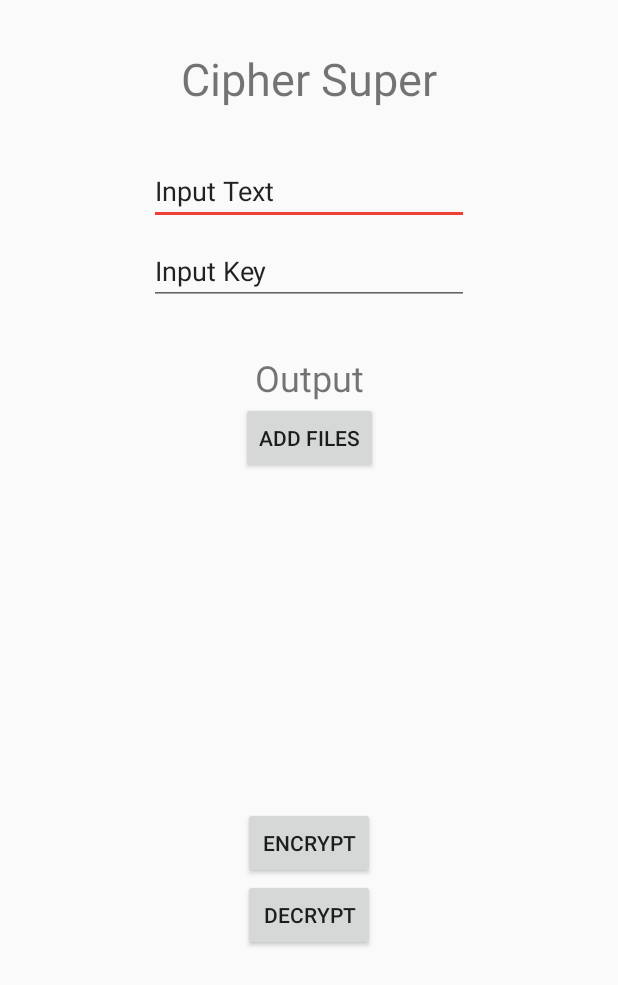
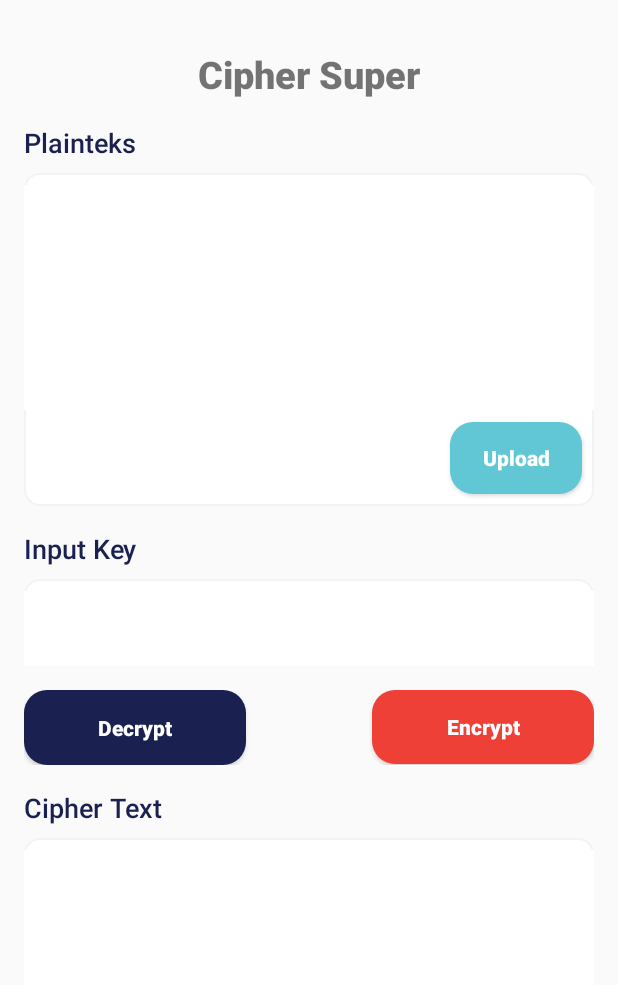
Before and after one commit to rivaldofez/Crypton, an Android app: the CipherSuper screen opened directly, with no data from a screen before it, on a phone screen of 412 x 824 dp. Shown: the top 985 px of the screen. Run offline under Robolectric (Android 15) with nearby library versions, the phone set to English and light mode, and no system bars.

Commit message:
fix frontend cipher super and integrated with backend

```diff
--- a/app/src/main/java/com/example/crypton/CipherSuper.java
+++ b/app/src/main/java/com/example/crypton/CipherSuper.java
@@ -29,7 +29,7 @@
         txtKey = findViewById(R.id.etKey);
         btnDecrypt = findViewById(R.id.btnDecrypt);
         btnEncrypt = findViewById(R.id.btnEncrypt);
-        btnAddFiles = findViewById(R.id.btnAddFiles);
+        btnAddFiles = findViewById(R.id.btnUpload);
 
         btnEncrypt.setOnClickListener(new View.OnClickListener() {
             @Override
--- a/app/src/main/res/layout/activity_cipher_super.xml
+++ b/app/src/main/res/layout/activity_cipher_super.xml
@@ -1,83 +1,180 @@
 <?xml version="1.0" encoding="utf-8"?>
-<androidx.constraintlayout.widget.ConstraintLayout xmlns:android="http://schemas.android.com/apk/res/android"
+<ScrollView
+    xmlns:android="http://schemas.android.com/apk/res/android"
     xmlns:app="http://schemas.android.com/apk/res-auto"
     xmlns:tools="http://schemas.android.com/tools"
     android:layout_width="match_parent"
     android:layout_height="match_parent"
     tools:context=".CipherSuper">
 
+
+    <RelativeLayout
+        android:layout_width="match_parent"
+        android:layout_height="match_parent">
+
         <TextView
-        android:id="@+id/txtCaesarCipher"
+            android:id="@+id/txtHeader"
             android:layout_width="wrap_content"
             android:layout_height="wrap_content"
+            android:textSize="25sp"
+            android:fontFamily="sans-serif-black"
+            android:layout_alignParentTop="true"
+            android:layout_centerHorizontal="true"
             android:layout_marginTop="32dp"
-        android:text="Cipher Super"
-        android:textSize="30sp"
-        app:layout_constraintEnd_toEndOf="parent"
-        app:layout_constraintStart_toStartOf="parent"
-        app:layout_constraintTop_toTopOf="parent" />
+            android:text="Cipher Super" />
+
+        <TextView
+            android:id="@+id/txtCipher"
+            android:layout_width="wrap_content"
+            android:layout_height="wrap_content"
+            android:fontFamily="sans-serif-medium"
+            android:layout_below="@id/txtHeader"
+            android:text="Plainteks"
+            android:layout_marginStart="16dp"
+            android:layout_marginTop="16dp"
+            android:textColor="#1A2050"
+            android:textSize="18sp" />
+
+        <RelativeLayout
+            android:id="@+id/containerInput"
+            android:layout_width="match_parent"
+            android:layout_height="wrap_content"
+            android:layout_marginTop="8dp"
+            android:background="@drawable/custom_input"
+            android:layout_marginStart="16dp"
+            android:layout_marginEnd="16dp"
+            android:layout_below="@id/txtCipher">
 
             <EditText
                 android:id="@+id/etInput"
+                android:layout_below="@id/txtCipher"
+                android:layout_width="match_parent"
+                android:layout_marginTop="8dp"
+                android:layout_height="150dp"
+                android:background="#FFFFFF"
+                android:ems="10"
+                android:padding="8dp"
+                android:gravity="top"
+                android:inputType="textMultiLine" />
+
+            <Button
+                android:id="@+id/btnUpload"
                 android:layout_width="wrap_content"
                 android:layout_height="wrap_content"
-        android:layout_marginTop="32dp"
+                android:background="@drawable/btn_1"
+                android:fontFamily="sans-serif-medium"
+                android:text="Upload"
+                android:textAllCaps="false"
+                android:textColor="#FFFFFF"
+                android:layout_below="@id/etInput"
+                android:layout_margin="8dp"
+                android:layout_alignParentEnd="true"
+                android:textStyle="bold" />
+
+        </RelativeLayout>
+
+
+        <TextView
+            android:id="@+id/txtKey"
+            android:layout_width="wrap_content"
+            android:layout_height="wrap_content"
+            android:fontFamily="sans-serif-medium"
+            android:layout_below="@id/containerInput"
+            android:text="Input Key"
+            android:layout_marginTop="16dp"
+            android:layout_marginStart="16dp"
+            android:textColor="#1A2050"
+            android:textSize="18sp" />
+
+        <RelativeLayout
+            android:id="@+id/containerKey"
+            android:layout_width="match_parent"
+            android:layout_height="wrap_content"
+            android:layout_marginTop="8dp"
+            android:background="@drawable/custom_input"
+            android:layout_marginStart="16dp"
+            android:layout_marginEnd="16dp"
+            android:layout_below="@id/txtKey">
+
+            <EditText
+                android:id="@+id/etKey"
+                android:layout_below="@id/txtCipher"
+                android:layout_width="match_parent"
+                android:layout_marginTop="8dp"
+                android:layout_height="50dp"
+                android:background="#FFFFFF"
                 android:ems="10"
-        android:inputType="textPersonName"
-        android:text="Input Text"
-        app:layout_constraintEnd_toEndOf="parent"
-        app:layout_constraintStart_toStartOf="parent"
-        app:layout_constraintTop_toBottomOf="@+id/txtCaesarCipher" />
+                android:padding="8dp"
+                android:gravity="top"
+                android:inputType="numberSigned"/>
+
+
+        </RelativeLayout>
+
+        <RelativeLayout
+            android:id="@+id/containerButton"
+            android:layout_width="match_parent"
+            android:layout_height="wrap_content"
+            android:layout_margin="16dp"
+            android:layout_below="@id/containerKey">
+
+            <Button
+                android:id="@+id/btnDecrypt"
+                android:layout_width="148dp"
+                android:layout_height="50dp"
+                android:background="@drawable/btn_3"
+                android:fontFamily="sans-serif-medium"
+                android:text="Decrypt"
+                android:layout_alignParentStart="true"
+                android:textAllCaps="false"
+                android:textColor="#FFFFFF"
+                android:textStyle="bold" />
+
+            <Button
+                android:id="@+id/btnEncrypt"
+                android:layout_width="148dp"
+                android:layout_height="49dp"
+                android:background="@drawable/btn_2"
+                android:fontFamily="sans-serif-medium"
+                android:text="Encrypt"
+                android:layout_alignParentEnd="true"
+                android:textAllCaps="false"
+                android:textColor="#FFFFFF"
+                android:textStyle="bold" />
+
+        </RelativeLayout>
+
+        <TextView
+            android:id="@+id/txtCipherOutput"
+            android:layout_width="wrap_content"
+            android:layout_height="wrap_content"
+            android:fontFamily="sans-serif-medium"
+            android:layout_below="@id/containerButton"
+            android:text="Cipher Text"
+            android:layout_marginStart="16dp"
+            android:textColor="#1A2050"
+            android:textSize="18sp" />
+
+        <RelativeLayout
+            android:id="@+id/containerOutput"
+            android:layout_width="match_parent"
+            android:layout_height="wrap_content"
+            android:layout_marginTop="8dp"
+            android:background="@drawable/custom_input"
+            android:layout_marginStart="16dp"
+            android:layout_marginEnd="16dp"
+            android:layout_below="@id/txtCipherOutput">
 
             <TextView
                 android:id="@+id/txtOutput"
-        android:layout_width="wrap_content"
-        android:layout_height="wrap_content"
-        android:layout_marginTop="32dp"
-        android:text="Output"
-        android:textSize="24sp"
-        app:layout_constraintEnd_toEndOf="parent"
-        app:layout_constraintStart_toStartOf="parent"
-        app:layout_constraintTop_toBottomOf="@+id/etKey" />
+                android:layout_below="@id/txtCipher"
+                android:layout_width="match_parent"
+                android:layout_marginTop="8dp"
+                android:layout_height="200dp"
+                android:background="#FFFFFF"
+                android:padding="8dp" />
 
-    <Button
-        android:id="@+id/btnEncrypt"
-        android:layout_width="wrap_content"
-        android:layout_height="wrap_content"
-        android:layout_marginTop="32dp"
-        android:text="Encrypt"
-        app:layout_constraintBottom_toBottomOf="parent"
-        app:layout_constraintEnd_toEndOf="parent"
-        app:layout_constraintStart_toStartOf="parent"
-        app:layout_constraintTop_toBottomOf="@+id/txtOutput" />
+        </RelativeLayout>
+    </RelativeLayout>
 
-    <Button
-        android:id="@+id/btnDecrypt"
-        android:layout_width="wrap_content"
-        android:layout_height="wrap_content"
-        android:text="Decrypt"
-        app:layout_constraintEnd_toEndOf="parent"
-        app:layout_constraintStart_toStartOf="parent"
-        app:layout_constraintTop_toBottomOf="@+id/btnEncrypt" />
-
-    <EditText
-        android:id="@+id/etKey"
-        android:layout_width="wrap_content"
-        android:layout_height="wrap_content"
-        android:layout_marginTop="8dp"
-        android:ems="10"
-        android:inputType="numberSigned"
-        android:text="Input Key"
-        app:layout_constraintEnd_toEndOf="parent"
-        app:layout_constraintStart_toStartOf="parent"
-        app:layout_constraintTop_toBottomOf="@+id/etInput" />
-
-    <Button
-        android:id="@+id/btnAddFiles"
-        android:layout_width="wrap_content"
-        android:layout_height="wrap_content"
-        android:text="Add Files"
-        app:layout_constraintEnd_toEndOf="parent"
-        app:layout_constraintStart_toStartOf="parent"
-        app:layout_constraintTop_toBottomOf="@+id/txtOutput" />
-</androidx.constraintlayout.widget.ConstraintLayout>
+</ScrollView>
```
Lines whose indentation alone changed are shown as unchanged.
